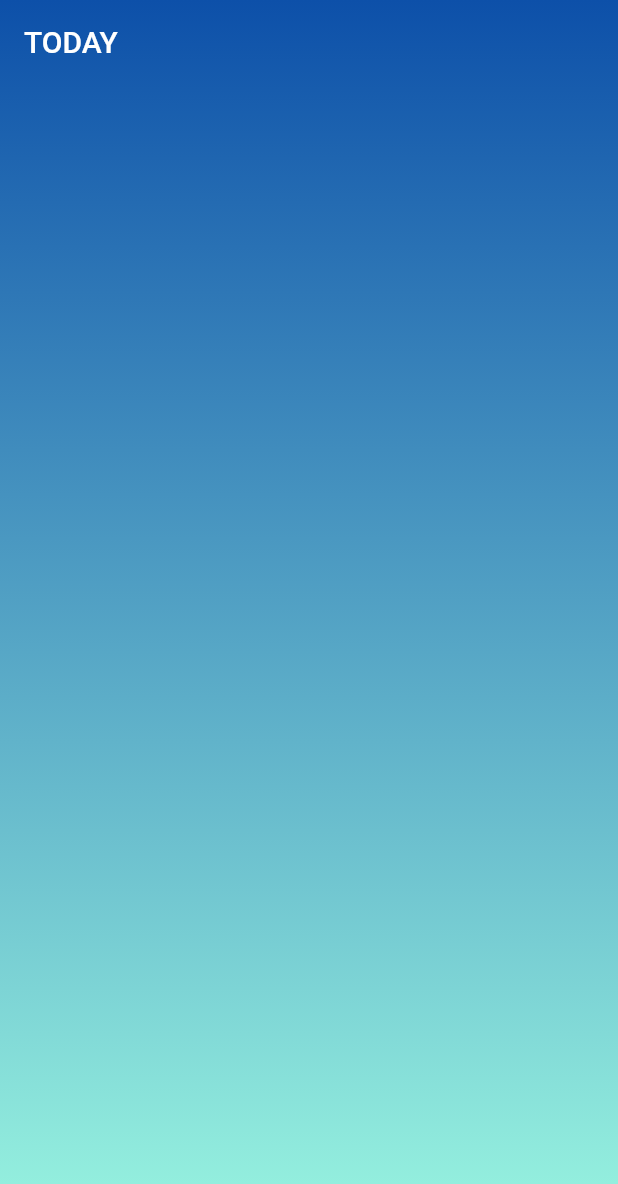
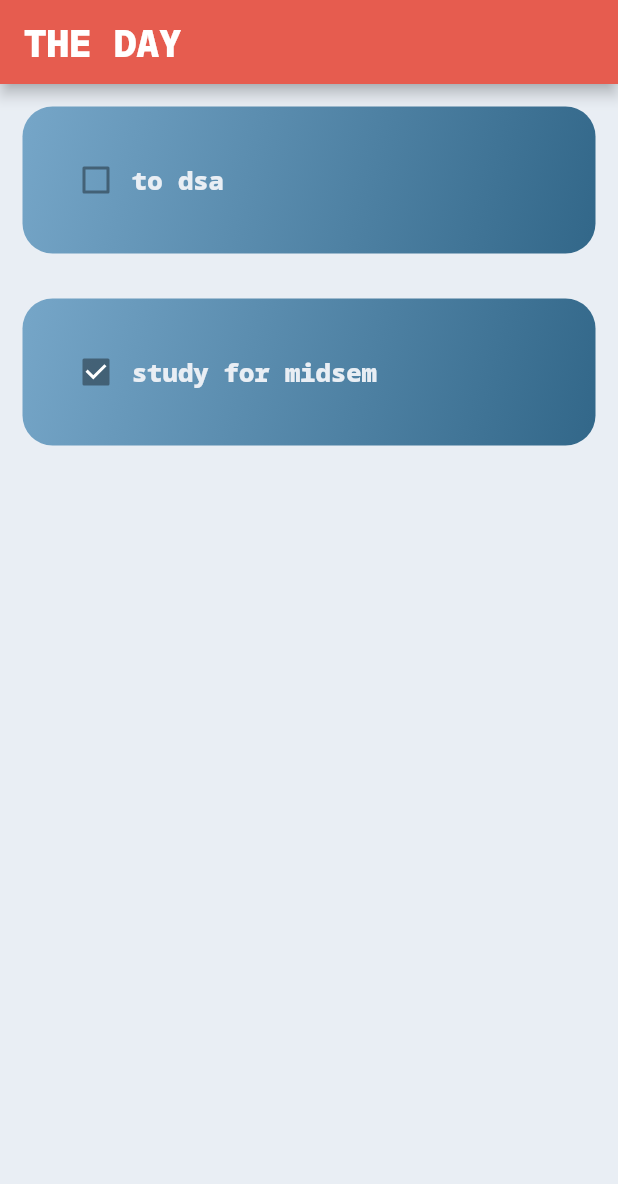
Before and after one commit to kaibalyajena/today, a Flutter app: the screen it shows after launch, on a phone screen of 412 x 824 dp. Shown: the top 1184 px of the screen. Run offline on Flutter 3.47's test engine with Material 2 defaults, Android fonts, the phone set to English and light mode, and no system bars.

Commit message:
today tile

```diff
--- a/lib/home_page.dart
+++ b/lib/home_page.dart
@@ -11,20 +11,21 @@ class HomePage extends StatelessWidget {
     return Scaffold(
       extendBodyBehindAppBar: true,
       appBar: AppBar(
-        title: const Text("TODAY"),
-        elevation: 0,
-        backgroundColor: Colors.transparent,
+        title: const Text(
+          "THE DAY",
+          style: TextStyle(fontFamily: 'NotoSansMono', fontSize: 25),
+        ),
+        backgroundColor: Color(0xffe65c4f),
       ),
       body: Container(
         height: h,
         width: w,
-        decoration: const BoxDecoration(
-            gradient: LinearGradient(
-                colors: [Color(0xff0d50a9), Color(0xff99f5e0)],
-                begin: Alignment.topCenter,
-                end: Alignment.bottomCenter)),
+        color: const Color(0xffe9eef4),
         child: ListView(
-          children: const [TodayTile()],
+          children: [
+            TodayTile(task: "to dsa", completed: false),
+            TodayTile(task: 'study for midsem', completed: true)
+          ],
         ),
       ),
     );
--- a/lib/utilities/today_list.dart
+++ b/lib/utilities/today_list.dart
@@ -1,10 +1,43 @@
 import 'package:flutter/material.dart';
 
+// ignore: must_be_immutable
 class TodayTile extends StatelessWidget {
-  const TodayTile({super.key});
+  final String task;
+  bool completed;
+  Function(bool?)? onChanged() {
+    if (completed == true) {
+      completed = false;
+    } else {
+      completed = true;
+    }
+  }
 
+  TodayTile({super.key, required this.task, required this.completed});
   @override
   Widget build(BuildContext context) {
-    return Container();
+    return Padding(
+      padding: const EdgeInsets.all(15),
+      child: Container(
+          padding: const EdgeInsets.all(25),
+          decoration: BoxDecoration(
+              borderRadius: BorderRadius.circular(20),
+              gradient: const LinearGradient(
+                  colors: [Color(0xff76a6c8), Color(0xff326789)],
+                  begin: Alignment.topLeft,
+                  end: Alignment.bottomRight)),
+          child: Row(
+            children: [
+              Checkbox(value: completed, onChanged: onChanged()),
+              Text(
+                task,
+                style: const TextStyle(
+                  fontFamily: "NotoSansMono",
+                  color: Color(0xffe9eef4),
+                  fontSize: 17,
+                ),
+              ),
+            ],
+          )),
+    );
   }
 }
```
Also changed, not shown: pubspec.yaml (+6 -8 lines), assets/NotoSansMono-Black.ttf (added).
